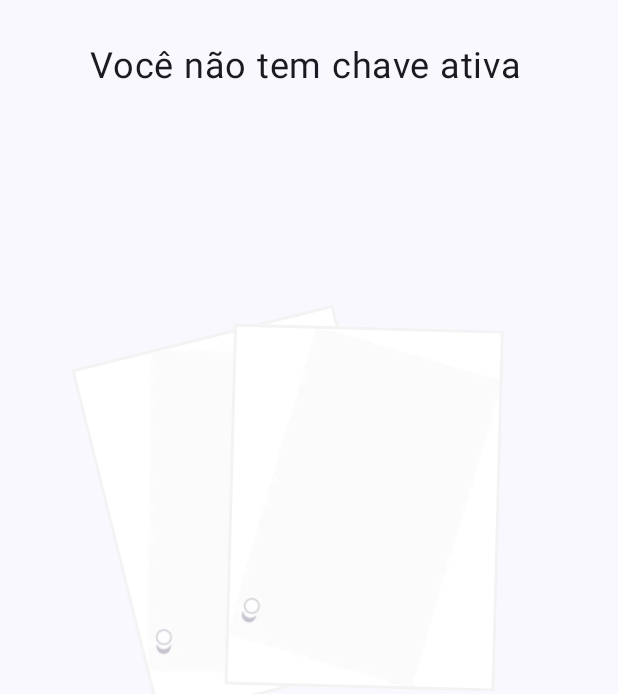
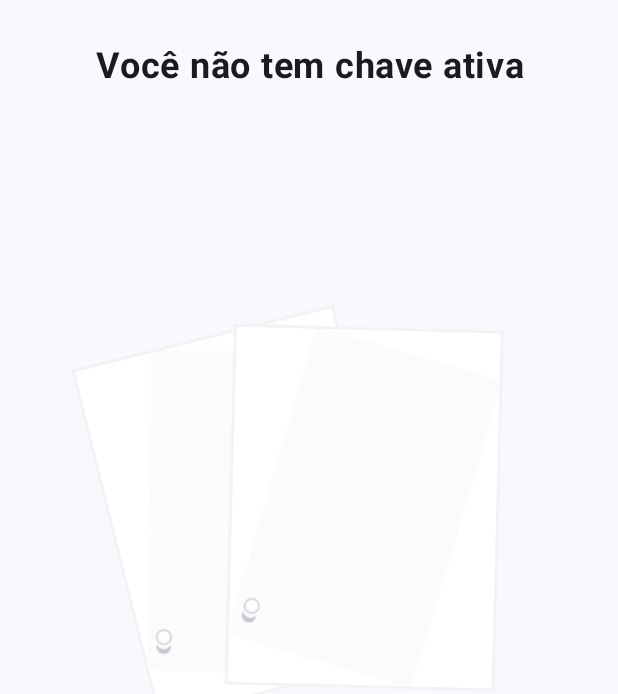
Before and after one commit to karlgama/contactless, an Android app built with Jetpack Compose: the composable EmptyCards shown on its own in the app's theme, on a phone screen of 412 x 824 dp. Shown: the top 694 px of the screen. Run offline under Robolectric (Android 15) with nearby library versions, the phone set to English and light mode, and no system bars; pictures from the network do not load; 1 statement that could not run was skipped.

```diff
--- /dev/null
+++ b/app/src/main/java/impacta/contactless/ui/components/EmptyCards.kt
@@ -0,0 +1,71 @@
+package impacta.contactless.ui.components
+
+import androidx.compose.foundation.Image
+import androidx.compose.foundation.border
+import androidx.compose.foundation.layout.Box
+import androidx.compose.foundation.layout.Column
+import androidx.compose.foundation.layout.Row
+import androidx.compose.foundation.layout.fillMaxHeight
+import androidx.compose.foundation.layout.fillMaxSize
+import androidx.compose.foundation.layout.fillMaxWidth
+import androidx.compose.foundation.layout.offset
+import androidx.compose.foundation.layout.padding
+import androidx.compose.foundation.layout.width
+import androidx.compose.material3.Text
+import androidx.compose.runtime.Composable
+import androidx.compose.ui.Modifier
+import androidx.compose.ui.draw.rotate
+import androidx.compose.ui.graphics.Color
+import androidx.compose.ui.text.font.FontWeight
+import androidx.compose.ui.text.style.TextAlign
+import androidx.compose.ui.unit.Dp
+import androidx.compose.ui.unit.dp
+import androidx.compose.ui.unit.sp
+import coil.compose.rememberAsyncImagePainter
+import impacta.contactless.R
+
+@Composable
+fun EmptyCards() {
+    Column(
+        Modifier
+            .fillMaxSize()
+            .padding(10.dp)
+    ) {
+        Row(Modifier.padding(horizontal = 50.dp, vertical = 20.dp)) {
+            Text(
+                text = "Você não tem chave ativa",
+                fontSize = 24.sp,
+                modifier = Modifier.fillMaxWidth(),
+                fontWeight = FontWeight.Bold,
+                textAlign = TextAlign.Center
+            )
+        }
+        Box(
+            Modifier
+                .padding(horizontal = 90.dp, vertical = 140.dp)
+        ) {
+            CardImage(0.dp, -14F)
+            CardImage(50.dp, 1.5F)
+        }
+    }
+}
+
+@Composable
+fun CardImage(horizontalOffSet: Dp, rotate: Float) {
+    Box(
+        Modifier
+            .width(180.dp)
+            .fillMaxHeight()
+            .offset(x = horizontalOffSet)
+            .rotate(degrees = rotate)
+
+    ) {
+        Image(
+            painter = rememberAsyncImagePainter(R.drawable.undraw_card),
+            contentDescription = null,
+            modifier = Modifier.border(2.dp, Color(0xFFF3F3F3))
+        )
+
+
+    }
+}
```
Also changed, not shown: app/src/main/java/impacta/contactless/MainActivity.kt (+11 -1 lines), app/src/main/java/impacta/contactless/features/activekeys/ActiveKeysScreen.kt (+55 -50 lines).
